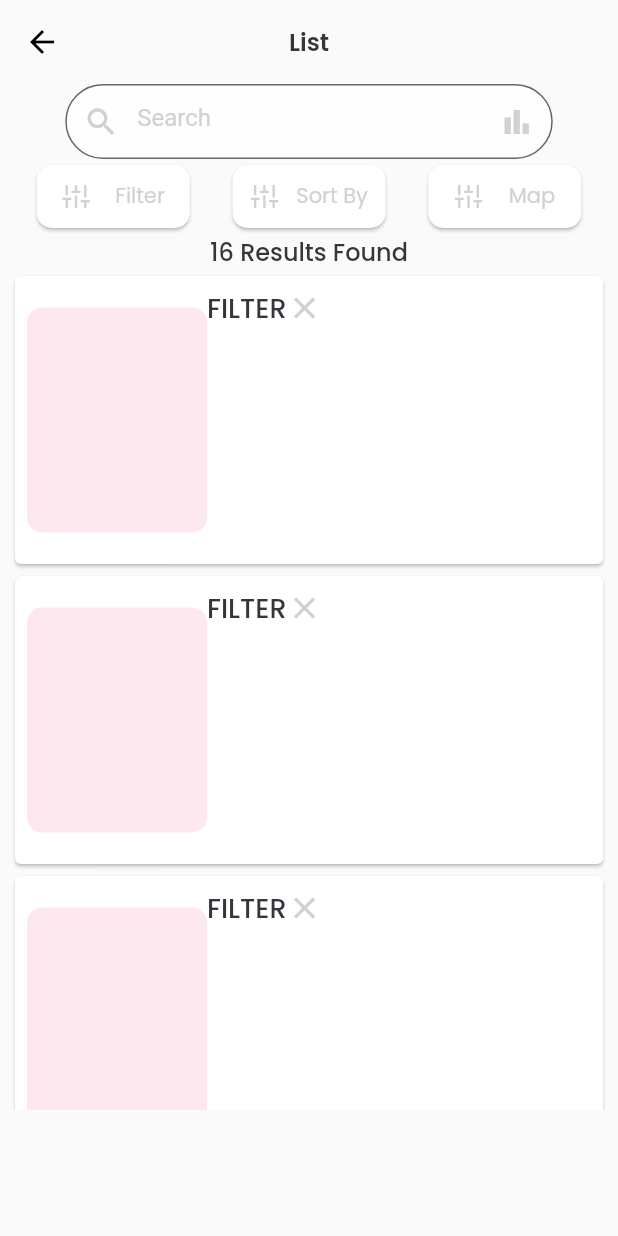
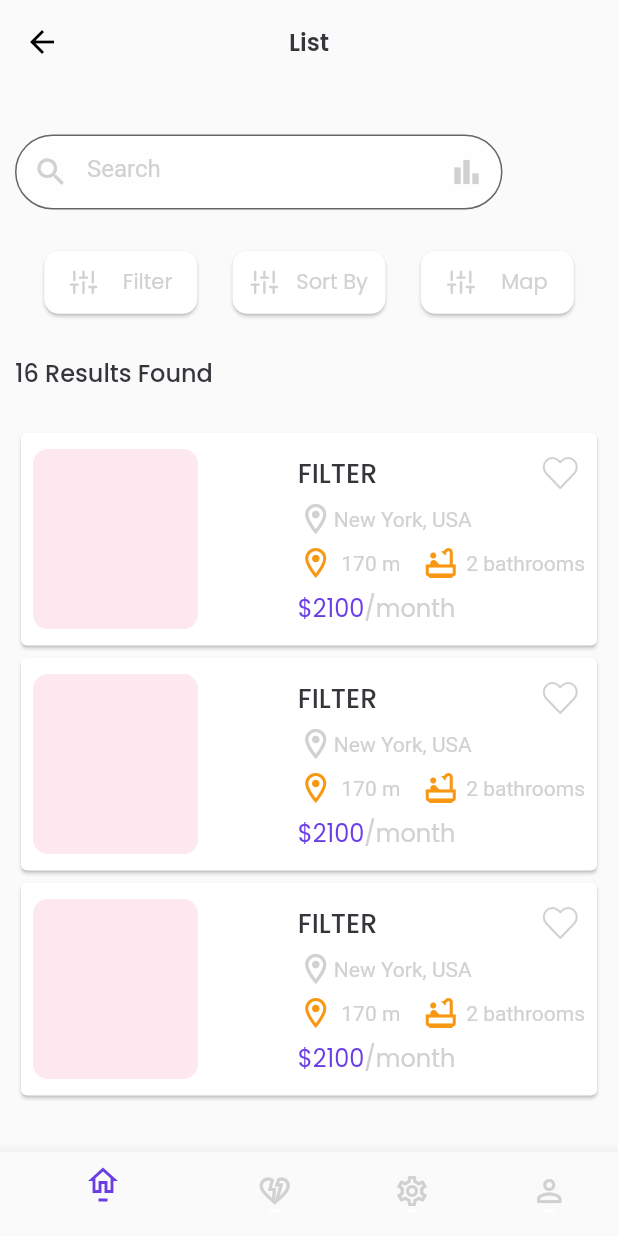
Before and after one commit to qasimsaeed942/real_estate, a Flutter app: the FilterSheetView screen opened by its route, on a phone screen of 412 x 824 dp. Run offline on Flutter 3.47's test engine with Material 2 defaults, Android fonts, the light colour scheme and no system bars; our stand-ins replace flutter_svg, get, google_fonts, lottie, syncfusion_flutter_charts, syncfusion_flutter_sliders.

```diff
--- a/lib/app/modules/filter_sheet/views/filter_sheet_view.dart
+++ b/lib/app/modules/filter_sheet/views/filter_sheet_view.dart
@@ -1,3 +1,4 @@
+import 'package:flutter/cupertino.dart';
 import 'package:flutter/material.dart';
 import 'package:flutter_svg/flutter_svg.dart';
 
@@ -6,6 +7,7 @@ import 'package:google_fonts/google_fonts.dart';
 import 'package:real_state/app/modules/home_page/views/shared/search_bar.dart';
 import 'package:real_state/utils/app_color.dart';
 
+import '../../home_page/views/shared/bottom_nav_bar.dart';
 import '../controllers/filter_sheet_controller.dart';
 
 class FilterSheetView extends GetView<FilterSheetController> {
@@ -13,6 +15,7 @@ class FilterSheetView extends GetView<FilterSheetController> {
   @override
   Widget build(BuildContext context) {
     return Scaffold(
+      bottomNavigationBar: BottomNavBar(),
       appBar: AppBar(
         iconTheme: IconThemeData(color: Colors.black),
         elevation: 0,
@@ -20,7 +23,11 @@ class FilterSheetView extends GetView<FilterSheetController> {
         title:  Text('List',style: GoogleFonts.poppins(color: AppColors.primary,fontWeight: FontWeight.w600,fontSize: 16),),
         centerTitle: true,
       ),
-      body: Column(
+      body: Padding(
+        padding: const EdgeInsets.all(10.0),
+        child: Column(
+          crossAxisAlignment: CrossAxisAlignment.start,
+          mainAxisAlignment: MainAxisAlignment.spaceEvenly,
           children: [
             SearchBar(),
             Row(
@@ -33,25 +40,27 @@ class FilterSheetView extends GetView<FilterSheetController> {
             ),
             Text('16 Results Found',style: GoogleFonts.poppins(color: AppColors.primary,fontWeight: FontWeight.w500,fontSize: 16),),
             Container(
-            height: 560,
+              height: 450,
               width: 400,
               child: ListView.builder(
                 itemCount: 5,
                 itemBuilder: (context,index)=>Container(
-                height:200,
+                  height:150,
                   width: 270,
                   child: Card(
                     child: Padding(
                       padding: const EdgeInsets.all(8.0),
                       child: Row(
-                    //  mainAxisAlignment: MainAxisAlignment.spaceEvenly,
+                      mainAxisAlignment: MainAxisAlignment.spaceBetween,
                         children: [
                           Container(
-                          height:150,
-                          width: 120,
+                            height:120,
+                            width: 110,
                             decoration: BoxDecoration(borderRadius: BorderRadius.circular(10),color: Colors.pink.withOpacity(0.1),),
                           ),
                           Column(
+                            mainAxisAlignment: MainAxisAlignment.spaceEvenly,
+                            crossAxisAlignment: CrossAxisAlignment.start,
                             children: [
                               Row(
                                 mainAxisAlignment: MainAxisAlignment.spaceBetween,
@@ -63,10 +72,32 @@ class FilterSheetView extends GetView<FilterSheetController> {
                                         fontWeight: FontWeight.w500,
                                         fontSize: 18),
                                   ),
-                                Icon(
-                                  Icons.close,
-                                  color: AppColors.primaryLabelColor,
+                                  SizedBox(width: 110,),
+                                  SvgPicture.asset("assets/svgs/heart.svg",color: AppColors.primaryLabelColor),
+
+                                ],
                               ),
+                              Row(
+                                children: [
+                                  Icon(Icons.location_on_outlined,color: AppColors.primaryLabelColor),
+                                  Text("New York, USA",style: TextStyle(color: AppColors.primaryLabelColor),)
+                                ],
+                              ),
+                              Row(
+                                children: [
+                                  Icon(Icons.location_on_outlined,color: AppColors.primaryIconColor),
+                                  SizedBox(width: 5,),
+                                  Text("170 m",style: TextStyle(color: AppColors.primaryLabelColor),),
+                                  SizedBox(width: 15,),
+                                  Icon(Icons.bathtub_outlined,color: AppColors.primaryIconColor),
+                                  SizedBox(width: 5,),
+                                  Text("2 bathrooms",style: TextStyle(color: AppColors.primaryLabelColor),),
+                                ],
+                              ),
+                              Row(
+                                children: [
+                                  Text("\$2100",style: GoogleFonts.poppins(color: AppColors.secondary,fontSize: 16,fontWeight: FontWeight.w400),),
+                                  Text("/month",style: GoogleFonts.poppins(color: AppColors.primaryLabelColor,fontSize: 16),)
                                 ],
                               ),
                             ],
@@ -79,6 +110,7 @@ class FilterSheetView extends GetView<FilterSheetController> {
                 ),),
             ),
           ],
+        ),
       ),
     );
   }
```
Lines whose indentation alone changed are shown as unchanged.
